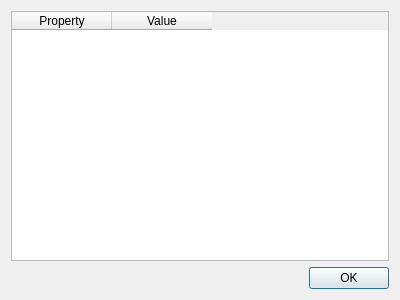
buggins/coolreader, file trunk/src/filepropsdlg.ui: the form before one commit.
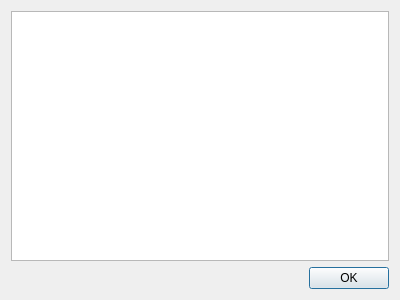
The form after the commit.

Commit message: fill document property view

Diff of the .ui file:
```diff
--- a/trunk/src/filepropsdlg.ui
+++ b/trunk/src/filepropsdlg.ui
@@ -15,18 +15,7 @@
   </property>
   <layout class="QVBoxLayout" name="verticalLayout">
    <item>
-    <widget class="QTableWidget" name="tableWidget">
-     <column>
-      <property name="text">
-       <string>Property</string>
-      </property>
-     </column>
-     <column>
-      <property name="text">
-       <string>Value</string>
-      </property>
-     </column>
-    </widget>
+    <widget class="QTableWidget" name="tableWidget"/>
    </item>
    <item>
     <widget class="QDialogButtonBox" name="buttonBox">
```
The commit also changes 2 other files.
